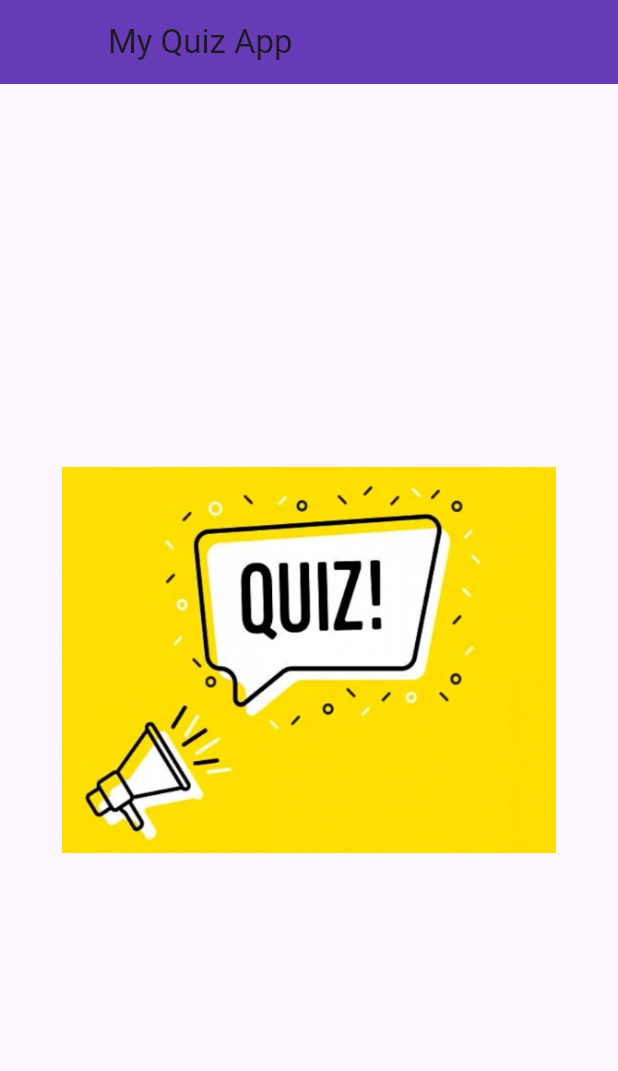
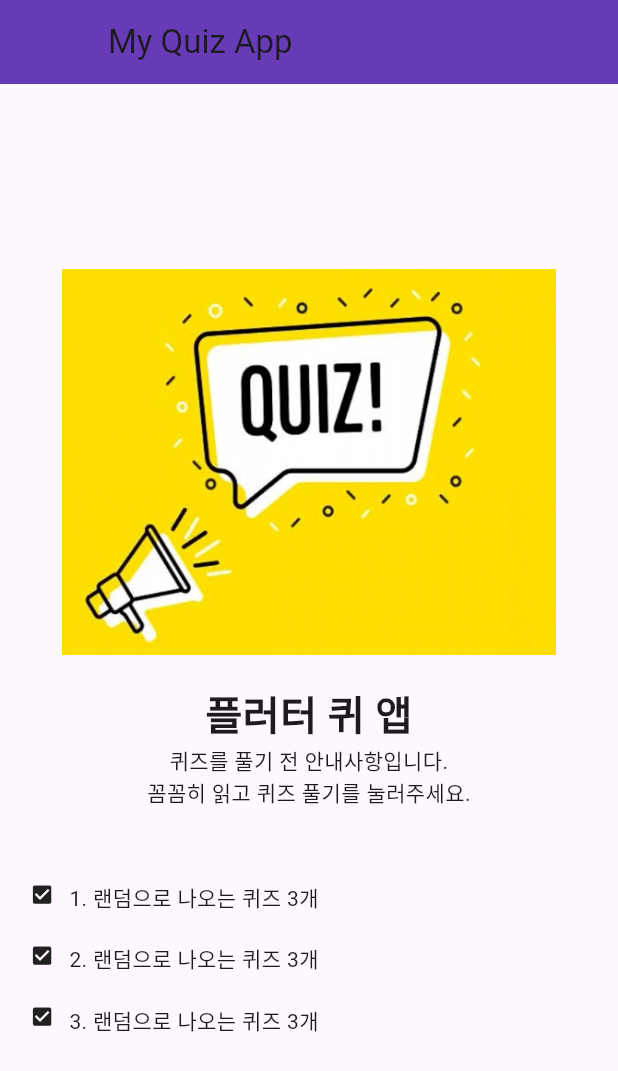
Before and after one commit to limyohwan/quiz-app, a Flutter app: the screen it shows after launch, on a phone screen of 412 x 824 dp. Shown: the top 1071 px of the screen. Run offline on Flutter 3.47's test engine with Material 3 defaults, Android fonts, the phone set to English and light mode, and no system bars.

Commit message:
feat: 문구 추가

```diff
--- a/lib/screen/screen_home.dart
+++ b/lib/screen/screen_home.dart
@@ -27,10 +27,54 @@ class _HomeScreenState extends State<HomeScreen> {
               'images/quiz.png',
               width: width * 0.8,
               ),
-            )
+            ),
+            Padding(
+              padding: EdgeInsets.all(width * 0.024)
+            ),
+            Text(
+              '플러터 퀴 앱',
+              style: TextStyle(
+                fontSize: width * 0.065,
+                fontWeight: FontWeight.bold
+              ),
+            ),
+            Text(
+              '퀴즈를 풀기 전 안내사항입니다.\n꼼꼼히 읽고 퀴즈 풀기를 눌러주세요.',
+              textAlign: TextAlign.center,
+            ),
+            Padding(
+              padding: EdgeInsets.all(width * 0.048)
+            ),
+            _buildStep(width, '1. 랜덤으로 나오는 퀴즈 3개'),
+            _buildStep(width, '2. 랜덤으로 나오는 퀴즈 3개'),
+            _buildStep(width, '3. 랜덤으로 나오는 퀴즈 3개')
           ],
         )
       ),
     );
   }
+
+  Widget _buildStep(double width, String title) {
+    return Container(
+      padding: EdgeInsets.fromLTRB(
+        width * 0.048,
+        width * 0.024,
+        width * 0.048,
+        width * 0.024
+      ),
+      child: Row(
+        crossAxisAlignment: CrossAxisAlignment.start,
+        children: <Widget>[
+          Icon(
+            Icons.check_box,
+            size: width * 0.04,
+          ),
+          Padding(
+            padding: EdgeInsets.only(right: width * 0.024)
+          ),
+          Text(title),
+        ],
+      )
+    );
+  }
 }
```
